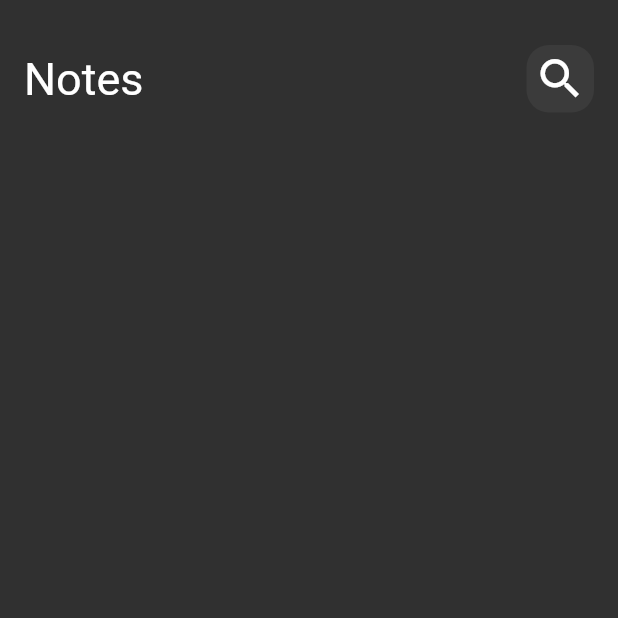
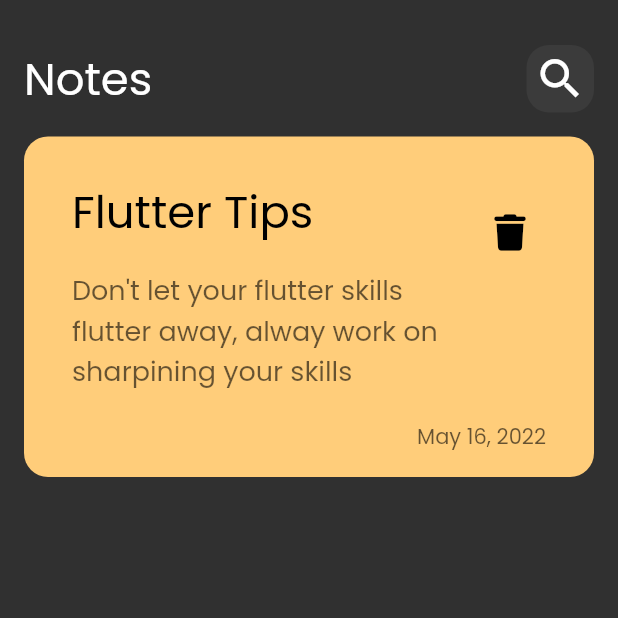
Before and after one commit to Louay-Sallakho/notes_app, a Flutter app: the screen it shows after launch, on a phone screen of 412 x 824 dp, the top half of it. Run offline on Flutter 3.47's test engine with Material 2 defaults, Android fonts, the phone set to English and light mode, and no system bars; our stand-ins replace font_awesome_flutter.

Commit message:
Created Note Item

```diff
--- a/lib/main.dart
+++ b/lib/main.dart
@@ -12,7 +12,10 @@ class NotesApp extends StatelessWidget {
   Widget build(BuildContext context) {
     return MaterialApp(
       debugShowCheckedModeBanner: false,
-      theme: ThemeData(brightness: Brightness.dark),
+      theme: ThemeData(
+        brightness: Brightness.dark,
+        fontFamily: "Poppins",
+      ),
       home: const NotesView(),
     );
   }
--- a/lib/views/widgets/custom_app_bar.dart
+++ b/lib/views/widgets/custom_app_bar.dart
@@ -20,7 +20,7 @@ class CustomAppBar extends StatelessWidget {
               'Notes',
               style: TextStyle(fontSize: 30),
             ),
-            CustomSearchIcon()
+            CustomSearchIcon(),
           ],
         ),
       ],
--- /dev/null
+++ b/lib/views/widgets/custom_note_item.dart
@@ -0,0 +1,53 @@
+import 'package:flutter/material.dart';
+import 'package:font_awesome_flutter/font_awesome_flutter.dart';
+
+class NoteItem extends StatelessWidget {
+  const NoteItem({super.key});
+
+  @override
+  Widget build(BuildContext context) {
+
+    return Padding(
+      padding: const EdgeInsets.only(top: 16),
+      child: Container(
+        padding:
+            const EdgeInsets.only(top: 24, right: 16, left: 16, bottom: 16),
+        decoration: BoxDecoration(
+            borderRadius: BorderRadius.circular(
+              16,
+            ),
+            color: const Color(0xffffcd7a)),
+        child: Column(
+          crossAxisAlignment: CrossAxisAlignment.end,
+          children: [
+            ListTile(
+              title: const Text(
+                'Flutter Tips',
+                style: TextStyle(fontSize: 30, color: Colors.black),
+              ),
+              subtitle: Padding(
+                padding: const EdgeInsets.only(top: 16),
+                child: Text(
+                    "Don't let your flutter skills flutter away, alway work on sharpining your skills",
+                    style: TextStyle(
+                        fontSize: 18, color: Colors.black.withOpacity(.6))),
+              ),
+              trailing: IconButton(
+                onPressed:(){},
+               icon:const Icon(FontAwesomeIcons.trash),
+                color: Colors.black,
+              ),
+            ),
+            Padding(
+              padding: const EdgeInsets.only(top: 16, right: 16),
+              child: Text(
+                "May 16, 2022",
+                style: TextStyle(color: Colors.black.withOpacity(.6)),
+              ),
+            ),
+          ],
+        ),
+      ),
+    );
+  }
+}
--- a/lib/views/widgets/notes_view_body.dart
+++ b/lib/views/widgets/notes_view_body.dart
@@ -1,6 +1,8 @@
 import 'package:flutter/cupertino.dart';
+import 'package:flutter/material.dart';
 
 import 'custom_app_bar.dart';
+import 'custom_note_item.dart';
 
 class NotesViewBody extends StatelessWidget {
   const NotesViewBody({super.key});
@@ -10,9 +12,7 @@ class NotesViewBody extends StatelessWidget {
     return Padding(
       padding: const EdgeInsets.symmetric(horizontal: 16),
       child: Column(
-        children: [
-          const CustomAppBar(),
-        ],
+        children: [const CustomAppBar(), const NoteItem()],
       ),
     );
   }
```
Also changed, not shown: pubspec.yaml (+7 -11 lines), assets/fonts/Poppins-Regular.ttf (added), pubspec.lock.
